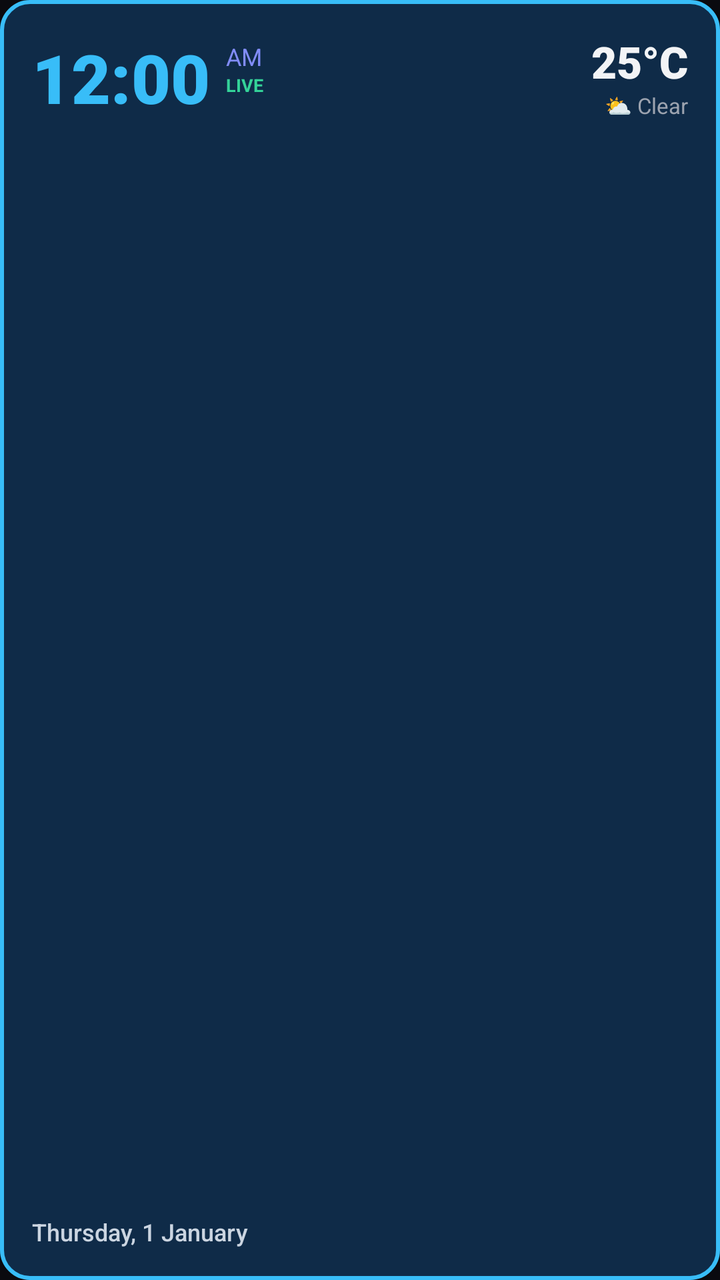
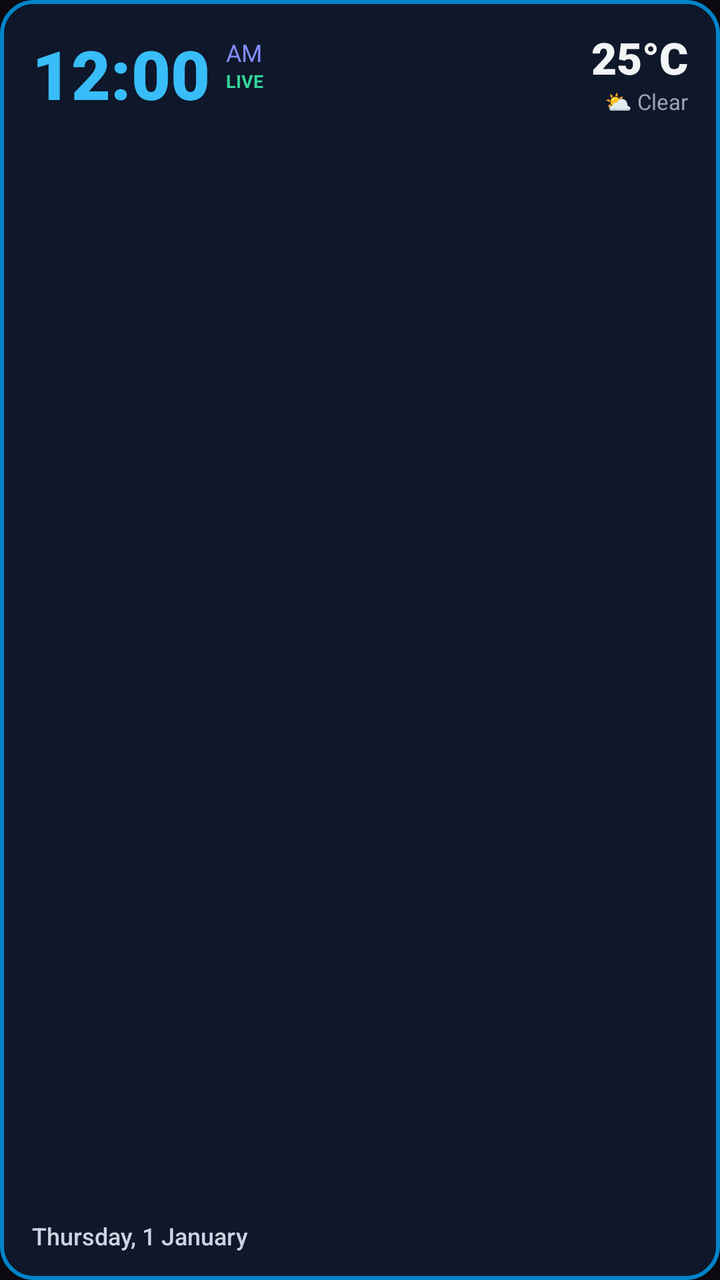

An Android layout rendered at two revisions. The XML below is the earlier revision; the diff shows what the commit changed to produce the second picture.
<!-- AndroidManifest.xml: application theme Theme.PhoneLinkHub -->
<!-- res/layout/widget_neon.xml -->
<?xml version="1.0" encoding="utf-8"?>
<RelativeLayout xmlns:android="http://schemas.android.com/apk/res/android"
    android:id="@+id/widgetNeonContainer"
    android:layout_width="match_parent"
    android:layout_height="110dp"
    android:background="@drawable/bg_grid_card_selected"
    android:padding="16dp">

    
    <TextClock
        android:id="@+id/neonClockTime"
        android:layout_width="wrap_content"
        android:layout_height="wrap_content"
        android:layout_alignParentStart="true"
        android:layout_alignParentTop="true"
        android:fontFamily="sans-serif-black"
        android:format12Hour="hh:mm"
        android:format24Hour="HH:mm"
        android:textColor="#38BDF8"
        android:textSize="34sp"
        android:textStyle="bold" />

    
    <LinearLayout
        android:layout_width="wrap_content"
        android:layout_height="wrap_content"
        android:layout_toEndOf="@id/neonClockTime"
        android:layout_alignTop="@id/neonClockTime"
        android:layout_marginStart="8dp"
        android:layout_marginTop="4dp"
        android:orientation="vertical">

        <TextClock
            android:id="@+id/neonClockAmPm"
            android:layout_width="wrap_content"
            android:layout_height="wrap_content"
            android:fontFamily="sans-serif-bold"
            android:format12Hour="a"
            android:format24Hour=""
            android:textColor="#818CF8"
            android:textSize="12sp" />

        <TextView
            android:layout_width="wrap_content"
            android:layout_height="wrap_content"
            android:text="LIVE"
            android:textColor="#34D399"
            android:textSize="9sp"
            android:textStyle="bold" />
    </LinearLayout>

    
    <LinearLayout
        android:layout_width="wrap_content"
        android:layout_height="wrap_content"
        android:layout_alignParentEnd="true"
        android:layout_alignParentTop="true"
        android:gravity="end"
        android:orientation="vertical">

        <TextView
            android:id="@+id/neonTemp"
            android:layout_width="wrap_content"
            android:layout_height="wrap_content"
            android:fontFamily="sans-serif-black"
            android:text="25°C"
            android:textColor="#F3F4F6"
            android:textSize="22sp" />

        <TextView
            android:id="@+id/neonCondition"
            android:layout_width="wrap_content"
            android:layout_height="wrap_content"
            android:text="⛅ Clear"
            android:textColor="#9CA3AF"
            android:textSize="11sp" />
    </LinearLayout>

    
    <TextClock
        android:id="@+id/neonDate"
        android:layout_width="wrap_content"
        android:layout_height="wrap_content"
        android:layout_alignParentBottom="true"
        android:layout_alignParentStart="true"
        android:fontFamily="sans-serif-medium"
        android:format12Hour="EEEE, d MMMM"
        android:format24Hour="EEEE, d MMMM"
        android:textColor="#CBD5E1"
        android:textSize="12sp" />

</RelativeLayout>
<!-- resources referenced by this layout -->
<resources>
  <!-- drawable bg_grid_card_selected (drawable) -->
  <?xml version="1.0" encoding="utf-8"?>
  <shape xmlns:android="http://schemas.android.com/apk/res/android"
      android:shape="rectangle">
      <corners android:radius="14dp" />
      <solid android:color="#0F2B48" />
      <stroke
          android:width="2dp"
          android:color="#38BDF8" />
  </shape>
  <style name="Theme.PhoneLinkHub" parent="Theme.Material3.Dark.NoActionBar">
          <item name="colorPrimary">@color/indigo</item>
          <item name="colorPrimaryDark">@color/indigo_dark</item>
          <item name="colorAccent">@color/indigo</item>
          <item name="android:windowBackground">@color/background</item>
          <item name="android:statusBarColor">@color/background</item>
          <item name="android:navigationBarColor">@color/surface</item>
      </style>
  <color name="indigo">#FF6366F1</color>
  <color name="indigo_dark">#FF4F46E5</color>
  <color name="background">#FF0A0A0F</color>
  <color name="surface">#FF141419</color>
</resources>

<!-- the commit's change to res/layout/widget_neon.xml (unified diff, before → after) -->
@@ -3,8 +3,11 @@
     android:id="@+id/widgetNeonContainer"
     android:layout_width="match_parent"
     android:layout_height="110dp"
-    android:background="@drawable/bg_grid_card_selected"
-    android:padding="16dp">
+    android:background="@drawable/bg_neon_widget"
+    android:paddingStart="16dp"
+    android:paddingEnd="16dp"
+    android:paddingTop="14dp"
+    android:paddingBottom="14dp">
 
     
     <TextClock
<!-- resource entries referenced after the edit -->
@@ -1,14 +1,14 @@
 <!-- resources referenced by this layout -->
 <resources>
-  <!-- drawable bg_grid_card_selected (drawable) -->
+  <!-- drawable bg_neon_widget (drawable) -->
   <?xml version="1.0" encoding="utf-8"?>
   <shape xmlns:android="http://schemas.android.com/apk/res/android"
       android:shape="rectangle">
-      <corners android:radius="14dp" />
-      <solid android:color="#0F2B48" />
+      <corners android:radius="16dp" />
+      <solid android:color="#0F172A" />
       <stroke
           android:width="2dp"
-          android:color="#38BDF8" />
+          android:color="#0284C7" />
   </shape>
   <style name="Theme.PhoneLinkHub" parent="Theme.Material3.Dark.NoActionBar">
           <item name="colorPrimary">@color/indigo</item>
